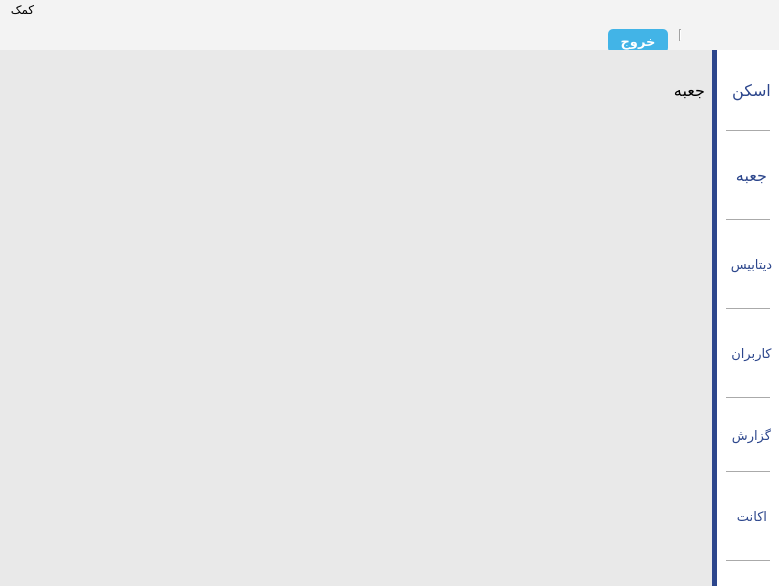
AmirNikravan/Barcode, file main.ui: the form before one commit.
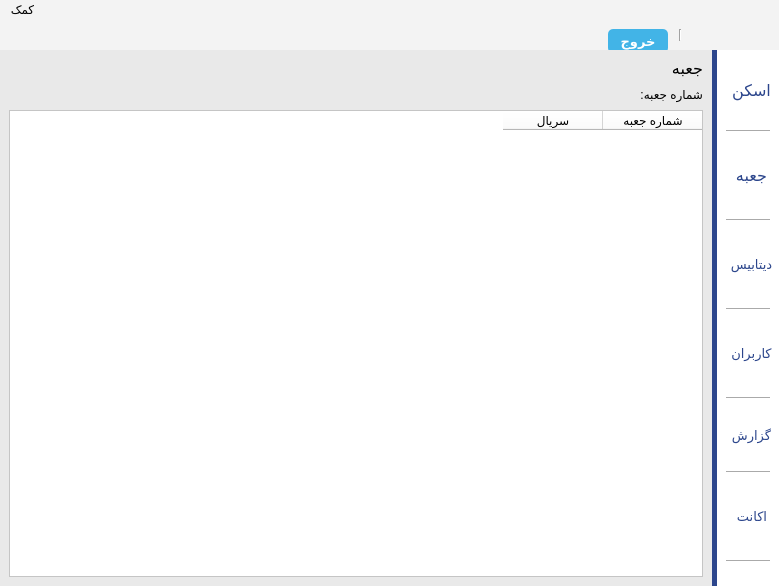
The form after the commit. The open tabs and pages were chosen to show the change. Icons and pictures are not drawn.

Patch:
```diff
--- a/main.ui
+++ b/main.ui
@@ -2288,15 +2288,9 @@
          </layout>
         </widget>
         <widget class="QWidget" name="page">
+         <layout class="QVBoxLayout" name="verticalLayout_13">
+          <item>
          <widget class="QLabel" name="label_7">
-          <property name="geometry">
-           <rect>
-            <x>654</x>
-            <y>30</y>
-            <width>51</width>
-            <height>20</height>
-           </rect>
-          </property>
           <property name="font">
            <font>
             <family>IRANSansXV</family>
@@ -2307,6 +2301,68 @@
            <string>جعبه</string>
           </property>
          </widget>
+          </item>
+          <item>
+           <layout class="QHBoxLayout" name="horizontalLayout_26">
+            <item>
+             <spacer name="horizontalSpacer_27">
+              <property name="orientation">
+               <enum>Qt::Horizontal</enum>
+              </property>
+              <property name="sizeHint" stdset="0">
+               <size>
+                <width>40</width>
+                <height>20</height>
+               </size>
+              </property>
+             </spacer>
+            </item>
+            <item>
+             <widget class="QLabel" name="label_29">
+              <property name="minimumSize">
+               <size>
+                <width>13</width>
+                <height>0</height>
+               </size>
+              </property>
+              <property name="text">
+               <string/>
+              </property>
+             </widget>
+            </item>
+            <item>
+             <widget class="QLabel" name="label_25">
+              <property name="text">
+               <string>شماره جعبه:</string>
+              </property>
+             </widget>
+            </item>
+           </layout>
+          </item>
+          <item>
+           <widget class="QTableWidget" name="tableWidget_box">
+            <property name="layoutDirection">
+             <enum>Qt::RightToLeft</enum>
+            </property>
+            <property name="styleSheet">
+             <string notr="true">background-color: rgb(255, 255, 255);</string>
+            </property>
+            <property name="editTriggers">
+             <set>QAbstractItemView::NoEditTriggers</set>
+            </property>
+            <column>
+             <property name="text">
+              <string>شماره جعبه</string>
+             </property>
+            </column>
+            <column>
+             <property name="text">
+              <string>سریال</string>
+             </property>
+            </column>
+           </widget>
+          </item>
+         </layout>
         </widget>
        </widget>
       </item>
```
Left out of the diff: 2 changed lines with no effect on the pictures. Lines whose indentation alone changed are shown as unchanged.
